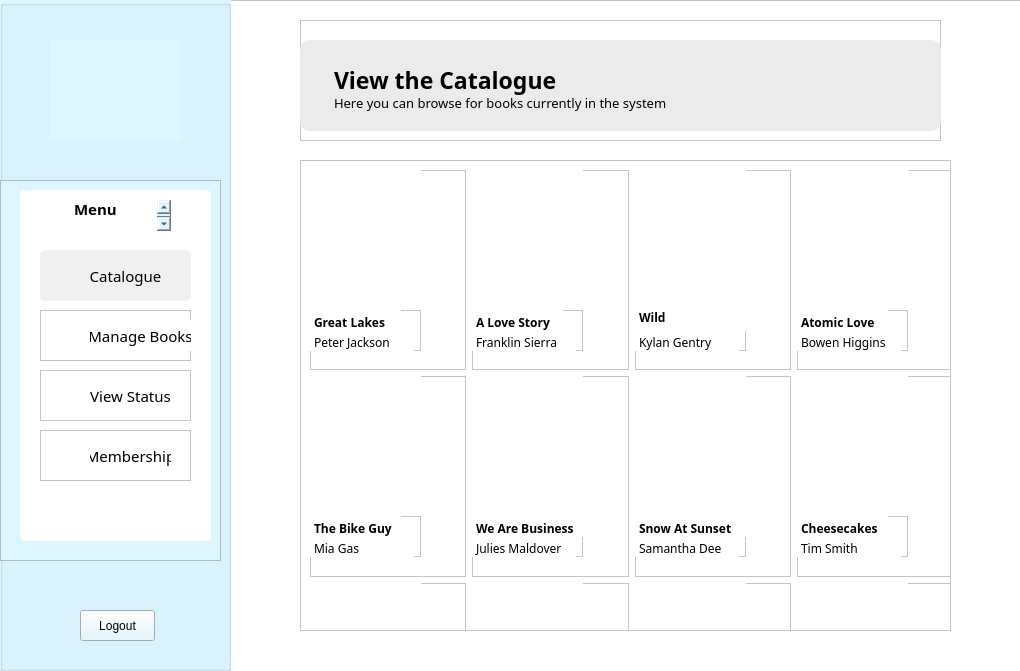
Above: LIS/admincatalogue.ui from TenacioussD/library_information_system before the change. Below: the same form after it.
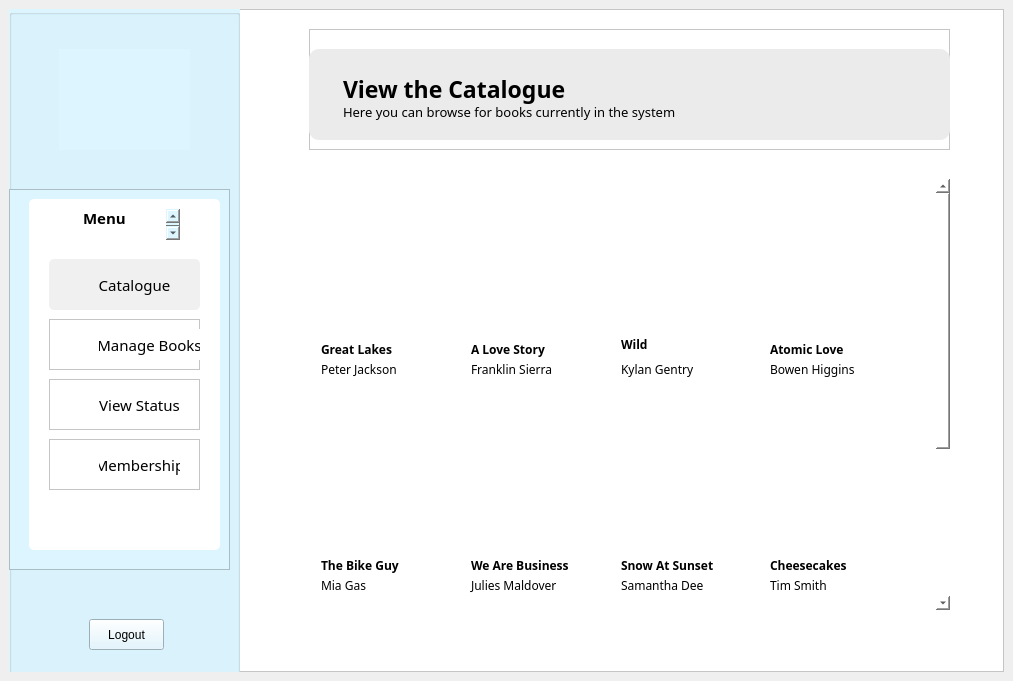
That is the form after the change. Icons and pictures are not drawn.

Diff of the .ui file:
```diff
--- a/LIS/admincatalogue.ui
+++ b/LIS/admincatalogue.ui
@@ -6,23 +6,17 @@
    <rect>
     <x>0</x>
     <y>0</y>
-    <width>1020</width>
-    <height>671</height>
+    <width>1013</width>
+    <height>681</height>
    </rect>
   </property>
   <property name="windowTitle">
    <string>MainWindow</string>
   </property>
   <widget class="QWidget" name="centralwidget">
+   <layout class="QHBoxLayout" name="horizontalLayout">
+    <item>
    <widget class="QFrame" name="frame">
-    <property name="geometry">
-     <rect>
-      <x>0</x>
-      <y>0</y>
-      <width>1021</width>
-      <height>681</height>
-     </rect>
-    </property>
     <property name="styleSheet">
      <string notr="true">background: white;</string>
     </property>
@@ -459,20 +453,52 @@
     <widget class="QScrollArea" name="scrollArea">
      <property name="geometry">
       <rect>
-       <x>300</x>
-       <y>160</y>
+         <x>290</x>
+         <y>170</y>
        <width>651</width>
-       <height>471</height>
-      </rect>
-     </property>
-     <property name="minimumSize">
-      <size>
-       <width>651</width>
-       <height>411</height>
-      </size>
-     </property>
-     <property name="autoFillBackground">
-      <bool>false</bool>
+         <height>431</height>
+        </rect>
+       </property>
+       <property name="styleSheet">
+        <string notr="true">/* VERTICAL SCROLL*/
+
+QScrollBar::handle:vertical {
+border: none;
+border-radius: 5px;
+background: rgb(215, 242, 255);
+margin: 15px 0 15px 0;
+width: 14px;
+}
+
+/* SCROLL BUTTON - TOP*/
+
+QScrollBar::sub-line:vertical {
+border:none;
+background: rgb(215, 242, 255);
+height: 15px;
+border-top-left-radius: 7px;
+border-top-right-radius: 7px;
+subcontrol-position: top;
+subcontrol-origin: margin; 
+}
+
+
+/* SCROLL BUTTON - BOTTOM*/
+
+QScrollBar::add-line:vertical {
+border:none;
+background: rgb(215, 242, 255);
+height: 15px;
+border-bottom-left-radius: 7px;
+border-bottom-right-radius: 7px;
+subcontrol-position: bottom;
+subcontrol-origin: margin; 
+}
+
+</string>
+       </property>
+       <property name="frameShape">
+        <enum>QFrame::NoFrame</enum>
      </property>
      <property name="widgetResizable">
       <bool>true</bool>
@@ -481,33 +507,69 @@
       <property name="geometry">
        <rect>
         <x>0</x>
-        <y>0</y>
-        <width>649</width>
-        <height>469</height>
-       </rect>
-      </property>
-      <widget class="QFrame" name="frame_2">
+          <y>-24</y>
+          <width>634</width>
+          <height>678</height>
+         </rect>
+        </property>
+        <property name="styleSheet">
+         <string notr="true">border-style: none;</string>
+        </property>
+        <layout class="QVBoxLayout" name="verticalLayout_3">
+         <item>
+          <widget class="QFrame" name="frame_3">
+           <property name="minimumSize">
+            <size>
+             <width>0</width>
+             <height>660</height>
+            </size>
+           </property>
+           <property name="styleSheet">
+            <string notr="true">background: white;</string>
+           </property>
+           <property name="frameShape">
+            <enum>QFrame::StyledPanel</enum>
+           </property>
+           <property name="frameShadow">
+            <enum>QFrame::Raised</enum>
+           </property>
+           <widget class="QFrame" name="frame_4">
        <property name="geometry">
         <rect>
          <x>0</x>
-         <y>0</y>
-         <width>661</width>
-         <height>631</height>
-        </rect>
-       </property>
+              <y>-10</y>
+              <width>641</width>
+              <height>651</height>
+             </rect>
+            </property>
+            <property name="minimumSize">
+             <size>
+              <width>10</width>
+              <height>10</height>
+             </size>
+            </property>
        <property name="mouseTracking">
         <bool>false</bool>
        </property>
-       <layout class="QGridLayout" name="gridLayout_2">
-        <item row="0" column="2">
-         <widget class="QFrame" name="frame_41">
+            <property name="styleSheet">
+             <string notr="true">background: white;</string>
+            </property>
+            <widget class="QFrame" name="frame_59">
+             <property name="geometry">
+              <rect>
+               <x>309</x>
+               <y>9</y>
+               <width>143</width>
+               <height>210</height>
+              </rect>
+             </property>
           <property name="frameShape">
            <enum>QFrame::StyledPanel</enum>
           </property>
           <property name="frameShadow">
            <enum>QFrame::Raised</enum>
           </property>
-          <widget class="QLabel" name="label_27">
+             <widget class="QLabel" name="label_36">
            <property name="geometry">
             <rect>
              <x>0</x>
@@ -526,11 +588,11 @@
             <bool>true</bool>
            </property>
           </widget>
-          <widget class="QFrame" name="frame_42">
+             <widget class="QFrame" name="frame_60">
            <property name="geometry">
             <rect>
              <x>0</x>
-             <y>140</y>
+                <y>150</y>
              <width>111</width>
              <height>41</height>
             </rect>
@@ -599,16 +661,22 @@
            </widget>
           </widget>
          </widget>
-        </item>
-        <item row="2" column="1">
-         <widget class="QFrame" name="frame_57">
+            <widget class="QFrame" name="frame_61">
+             <property name="geometry">
+              <rect>
+               <x>159</x>
+               <y>442</y>
+               <width>144</width>
+               <height>210</height>
+              </rect>
+             </property>
           <property name="frameShape">
            <enum>QFrame::StyledPanel</enum>
           </property>
           <property name="frameShadow">
            <enum>QFrame::Raised</enum>
           </property>
-          <widget class="QLabel" name="label_35">
+             <widget class="QLabel" name="label_37">
            <property name="geometry">
             <rect>
              <x>0</x>
@@ -700,16 +768,22 @@
            </widget>
           </widget>
          </widget>
-        </item>
-        <item row="1" column="0">
-         <widget class="QFrame" name="frame_37">
+            <widget class="QFrame" name="frame_63">
+             <property name="geometry">
+              <rect>
+               <x>9</x>
+               <y>225</y>
+               <width>144</width>
+               <height>211</height>
+              </rect>
+             </property>
           <property name="frameShape">
            <enum>QFrame::StyledPanel</enum>
           </property>
           <property name="frameShadow">
            <enum>QFrame::Raised</enum>
           </property>
-          <widget class="QLabel" name="label_23">
+             <widget class="QLabel" name="label_24">
            <property name="geometry">
             <rect>
              <x>0</x>
@@ -728,11 +802,11 @@
             <bool>true</bool>
            </property>
           </widget>
-          <widget class="QFrame" name="frame_38">
+             <widget class="QFrame" name="frame_64">
            <property name="geometry">
             <rect>
              <x>0</x>
-             <y>140</y>
+                <y>150</y>
              <width>111</width>
              <height>41</height>
             </rect>
@@ -801,16 +875,22 @@
            </widget>
           </widget>
          </widget>
-        </item>
-        <item row="2" column="2">
-         <widget class="QFrame" name="frame_53">
+            <widget class="QFrame" name="frame_65">
+             <property name="geometry">
+              <rect>
+               <x>309</x>
+               <y>442</y>
+               <width>143</width>
+               <height>210</height>
+              </rect>
+             </property>
           <property name="frameShape">
            <enum>QFrame::StyledPanel</enum>
           </property>
           <property name="frameShadow">
            <enum>QFrame::Raised</enum>
           </property>
-          <widget class="QLabel" name="label_33">
+             <widget class="QLabel" name="label_38">
            <property name="geometry">
             <rect>
              <x>0</x>
@@ -902,16 +982,22 @@
            </widget>
           </widget>
          </widget>
-        </item>
-        <item row="1" column="1">
-         <widget class="QFrame" name="frame_47">
+            <widget class="QFrame" name="frame_67">
+             <property name="geometry">
+              <rect>
+               <x>159</x>
+               <y>225</y>
+               <width>144</width>
+               <height>211</height>
+              </rect>
+             </property>
           <property name="frameShape">
            <enum>QFrame::StyledPanel</enum>
           </property>
           <property name="frameShadow">
            <enum>QFrame::Raised</enum>
           </property>
-          <widget class="QLabel" name="label_30">
+             <widget class="QLabel" name="label_39">
            <property name="geometry">
             <rect>
              <x>0</x>
@@ -930,11 +1016,11 @@
             <bool>true</bool>
            </property>
           </widget>
-          <widget class="QFrame" name="frame_48">
+             <widget class="QFrame" name="frame_68">
            <property name="geometry">
             <rect>
              <x>0</x>
-             <y>140</y>
+                <y>150</y>
              <width>111</width>
              <height>41</height>
             </rect>
@@ -1003,16 +1089,22 @@
            </widget>
           </widget>
          </widget>
-        </item>
-        <item row="2" column="3">
-         <widget class="QFrame" name="frame_55">
+            <widget class="QFrame" name="frame_69">
+             <property name="geometry">
+              <rect>
+               <x>458</x>
+               <y>442</y>
+               <width>144</width>
+               <height>210</height>
+              </rect>
+             </property>
           <property name="frameShape">
            <enum>QFrame::StyledPanel</enum>
           </property>
           <property name="frameShadow">
            <enum>QFrame::Raised</enum>
           </property>
-          <widget class="QLabel" name="label_34">
+             <widget class="QLabel" name="label_40">
            <property name="geometry">
             <rect>
              <x>0</x>
@@ -1104,16 +1196,22 @@
            </widget>
           </widget>
          </widget>
-        </item>
-        <item row="0" column="3">
-         <widget class="QFrame" name="frame_49">
+            <widget class="QFrame" name="frame_71">
+             <property name="geometry">
+              <rect>
+               <x>458</x>
+               <y>9</y>
+               <width>144</width>
+               <height>210</height>
+              </rect>
+             </property>
           <property name="frameShape">
            <enum>QFrame::StyledPanel</enum>
           </property>
           <property name="frameShadow">
            <enum>QFrame::Raised</enum>
           </property>
-          <widget class="QLabel" name="label_31">
+             <widget class="QLabel" name="label_41">
            <property name="geometry">
             <rect>
              <x>0</x>
@@ -1132,11 +1230,11 @@
             <bool>true</bool>
            </property>
           </widget>
-          <widget class="QFrame" name="frame_50">
+             <widget class="QFrame" name="frame_72">
            <property name="geometry">
             <rect>
              <x>0</x>
-             <y>140</y>
+                <y>150</y>
              <width>111</width>
              <height>41</height>
             </rect>
@@ -1205,16 +1303,22 @@
            </widget>
           </widget>
          </widget>
-        </item>
-        <item row="0" column="0">
-         <widget class="QFrame" name="frame_43">
+            <widget class="QFrame" name="frame_73">
+             <property name="geometry">
+              <rect>
+               <x>9</x>
+               <y>9</y>
+               <width>144</width>
+               <height>210</height>
+              </rect>
+             </property>
           <property name="frameShape">
            <enum>QFrame::StyledPanel</enum>
           </property>
           <property name="frameShadow">
            <enum>QFrame::Raised</enum>
           </property>
-          <widget class="QLabel" name="label_28">
+             <widget class="QLabel" name="label_42">
            <property name="geometry">
             <rect>
              <x>0</x>
@@ -1233,13 +1337,13 @@
             <bool>true</bool>
            </property>
           </widget>
-          <widget class="QFrame" name="frame_44">
+             <widget class="QFrame" name="frame_74">
            <property name="geometry">
             <rect>
              <x>0</x>
              <y>140</y>
              <width>111</width>
-             <height>41</height>
+                <height>51</height>
             </rect>
            </property>
            <property name="frameShape">
@@ -1252,7 +1356,7 @@
             <property name="geometry">
              <rect>
               <x>0</x>
-              <y>0</y>
+                 <y>10</y>
               <width>91</width>
               <height>21</height>
              </rect>
@@ -1285,7 +1389,7 @@
             <property name="geometry">
              <rect>
               <x>0</x>
-              <y>20</y>
+                 <y>30</y>
               <width>104</width>
               <height>21</height>
              </rect>
@@ -1306,16 +1410,22 @@
            </widget>
           </widget>
          </widget>
-        </item>
-        <item row="2" column="0">
-         <widget class="QFrame" name="frame_51">
+            <widget class="QFrame" name="frame_75">
+             <property name="geometry">
+              <rect>
+               <x>9</x>
+               <y>442</y>
+               <width>144</width>
+               <height>210</height>
+              </rect>
+             </property>
           <property name="frameShape">
            <enum>QFrame::StyledPanel</enum>
           </property>
           <property name="frameShadow">
            <enum>QFrame::Raised</enum>
           </property>
-          <widget class="QLabel" name="label_32">
+             <widget class="QLabel" name="label_43">
            <property name="geometry">
             <rect>
              <x>0</x>
@@ -1407,16 +1517,22 @@
            </widget>
           </widget>
          </widget>
-        </item>
-        <item row="0" column="1">
-         <widget class="QFrame" name="frame_32">
+            <widget class="QFrame" name="frame_33">
+             <property name="geometry">
+              <rect>
+               <x>159</x>
+               <y>9</y>
+               <width>144</width>
+               <height>210</height>
+              </rect>
+             </property>
           <property name="frameShape">
            <enum>QFrame::StyledPanel</enum>
           </property>
           <property name="frameShadow">
            <enum>QFrame::Raised</enum>
           </property>
-          <widget class="QLabel" name="label_22">
+             <widget class="QLabel" name="label_25">
            <property name="geometry">
             <rect>
              <x>0</x>
@@ -1435,13 +1551,13 @@
             <bool>true</bool>
            </property>
           </widget>
-          <widget class="QFrame" name="frame_34">
+             <widget class="QFrame" name="frame_35">
            <property name="geometry">
             <rect>
              <x>0</x>
-             <y>140</y>
+                <y>150</y>
              <width>111</width>
-             <height>41</height>
+                <height>51</height>
             </rect>
            </property>
            <property name="frameShape">
@@ -1508,16 +1624,22 @@
            </widget>
           </widget>
          </widget>
-        </item>
-        <item row="1" column="3">
-         <widget class="QFrame" name="frame_45">
+            <widget class="QFrame" name="frame_77">
+             <property name="geometry">
+              <rect>
+               <x>458</x>
+               <y>225</y>
+               <width>144</width>
+               <height>211</height>
+              </rect>
+             </property>
           <property name="frameShape">
            <enum>QFrame::StyledPanel</enum>
           </property>
           <property name="frameShadow">
            <enum>QFrame::Raised</enum>
           </property>
-          <widget class="QLabel" name="label_29">
+             <widget class="QLabel" name="label_44">
            <property name="geometry">
             <rect>
              <x>0</x>
@@ -1536,11 +1658,11 @@
             <bool>true</bool>
            </property>
           </widget>
-          <widget class="QFrame" name="frame_46">
+             <widget class="QFrame" name="frame_78">
            <property name="geometry">
             <rect>
              <x>0</x>
-             <y>140</y>
+                <y>150</y>
              <width>111</width>
              <height>41</height>
             </rect>
@@ -1609,16 +1731,22 @@
            </widget>
           </widget>
          </widget>
-        </item>
-        <item row="1" column="2">
-         <widget class="QFrame" name="frame_39">
+            <widget class="QFrame" name="frame_79">
+             <property name="geometry">
+              <rect>
+               <x>309</x>
+               <y>225</y>
+               <width>143</width>
+               <height>211</height>
+              </rect>
+             </property>
           <property name="frameShape">
            <enum>QFrame::StyledPanel</enum>
           </property>
           <property name="frameShadow">
            <enum>QFrame::Raised</enum>
           </property>
-          <widget class="QLabel" name="label_26">
+             <widget class="QLabel" name="label_45">
            <property name="geometry">
             <rect>
              <x>0</x>
@@ -1637,11 +1765,11 @@
             <bool>true</bool>
            </property>
           </widget>
-          <widget class="QFrame" name="frame_40">
+             <widget class="QFrame" name="frame_80">
            <property name="geometry">
             <rect>
              <x>0</x>
-             <y>140</y>
+                <y>150</y>
              <width>111</width>
              <height>41</height>
             </rect>
@@ -1710,12 +1838,15 @@
            </widget>
           </widget>
          </widget>
+           </widget>
+          </widget>
         </item>
        </layout>
       </widget>
      </widget>
     </widget>
-   </widget>
+    </item>
+   </layout>
   </widget>
  </widget>
  <resources>
```
Left out of the diff: 64 changed lines with no effect on the pictures. Lines whose indentation alone changed are shown as unchanged.
